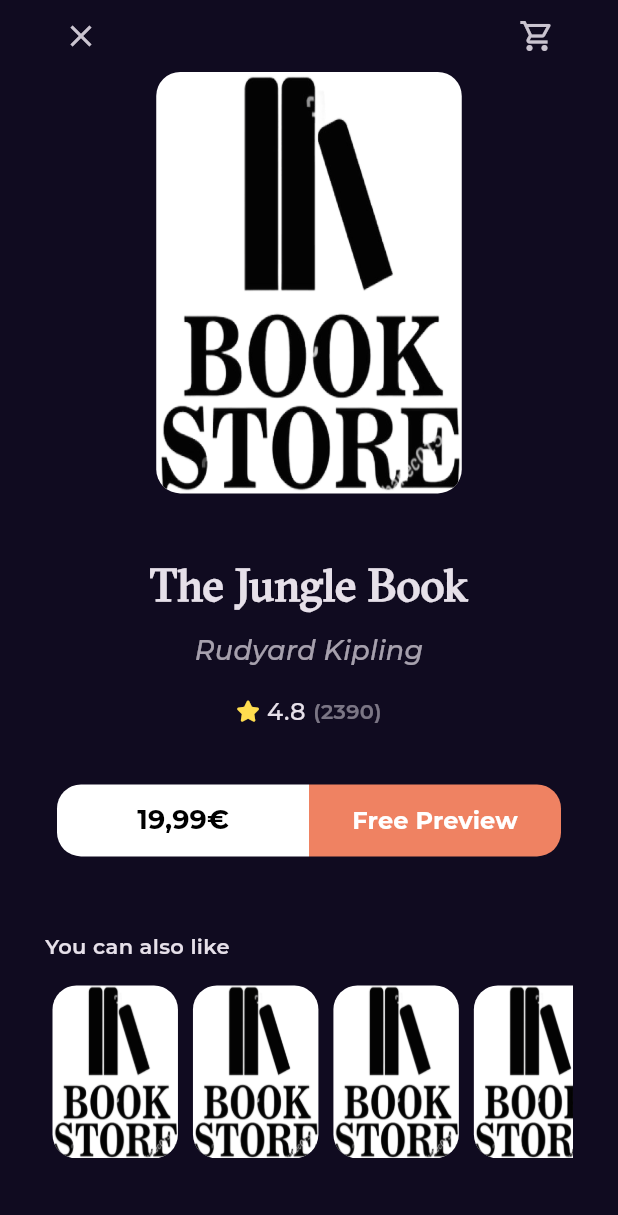
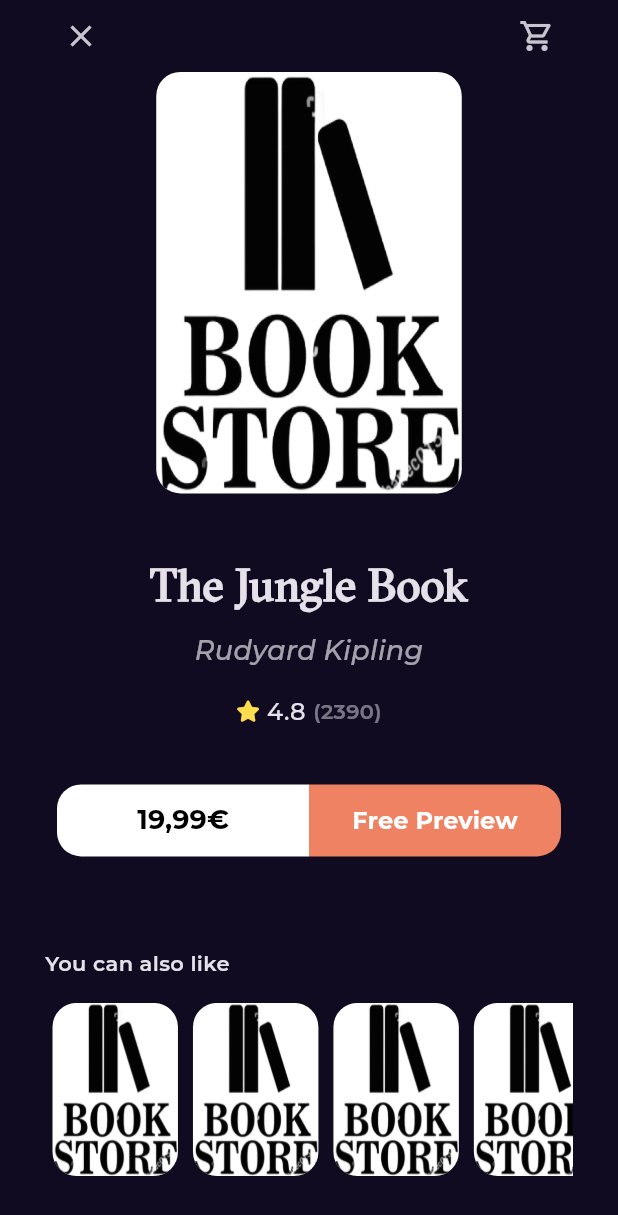
Before and after one commit to AhmedElsalhy/BookStore, a Flutter app: the BookDetailsView screen opened by its route, on a phone screen of 412 x 824 dp. Shown: the top 1215 px of the screen. Run offline on Flutter 3.47's test engine with Material 3 defaults, Android fonts, the phone set to English and light mode, and no system bars; our stand-ins replace font_awesome_flutter, go_router, google_fonts.

Commit message:
add custom scroll view

```diff
--- a/lib/Features/home/presentation/views/widgets/book_details_view_body.dart
+++ b/lib/Features/home/presentation/views/widgets/book_details_view_body.dart
@@ -13,7 +13,11 @@ class BookDetailsViewBody extends StatelessWidget {
   @override
   Widget build(BuildContext context) {
     var width = MediaQuery.of(context).size.width;
-    return Padding(
+    return CustomScrollView(
+      slivers: [
+        SliverFillRemaining(
+          hasScrollBody: false,
+          child: Padding(
             padding: const EdgeInsets.symmetric(horizontal: 30),
             child: Column(
               children: [
@@ -50,8 +54,10 @@ class BookDetailsViewBody extends StatelessWidget {
                   height: 37,
                 ),
                 const BookButtonActions(),
-          const SizedBox(
+                const Expanded(
+                  child: SizedBox(
                     height: 50,
+                  ),
                 ),
                 Align(
                   alignment: Alignment.centerLeft,
@@ -71,6 +77,9 @@ class BookDetailsViewBody extends StatelessWidget {
                 ),
               ],
             ),
+          ),
+        )
+      ],
     );
   }
 }
```
Lines whose indentation alone changed are shown as unchanged.
